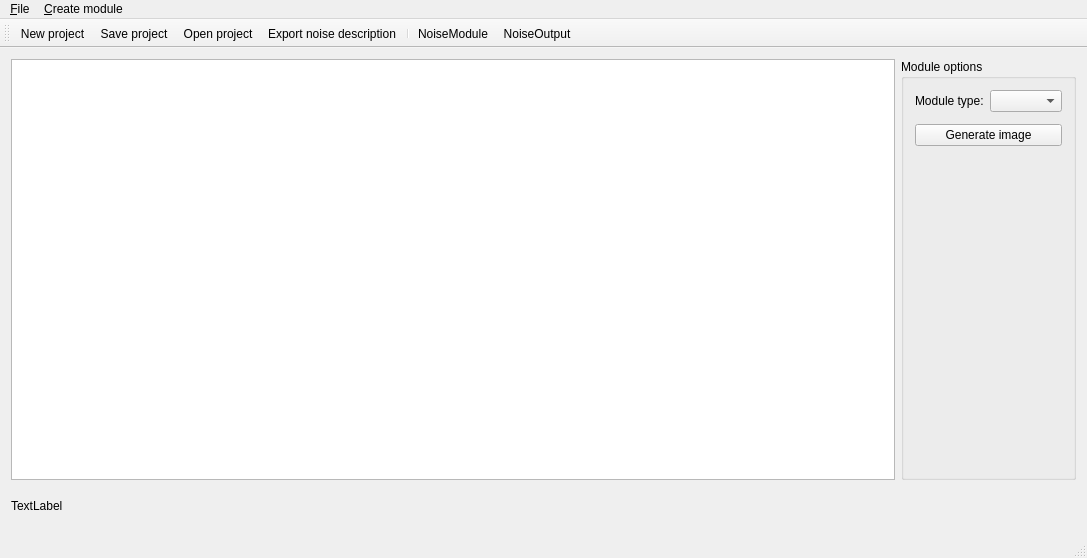
This is NoiseTextureGenerator/mainwindow.ui in Kvalme/noisetexturegenerator as Qt 5 draws it before an edit. The edited form follows.
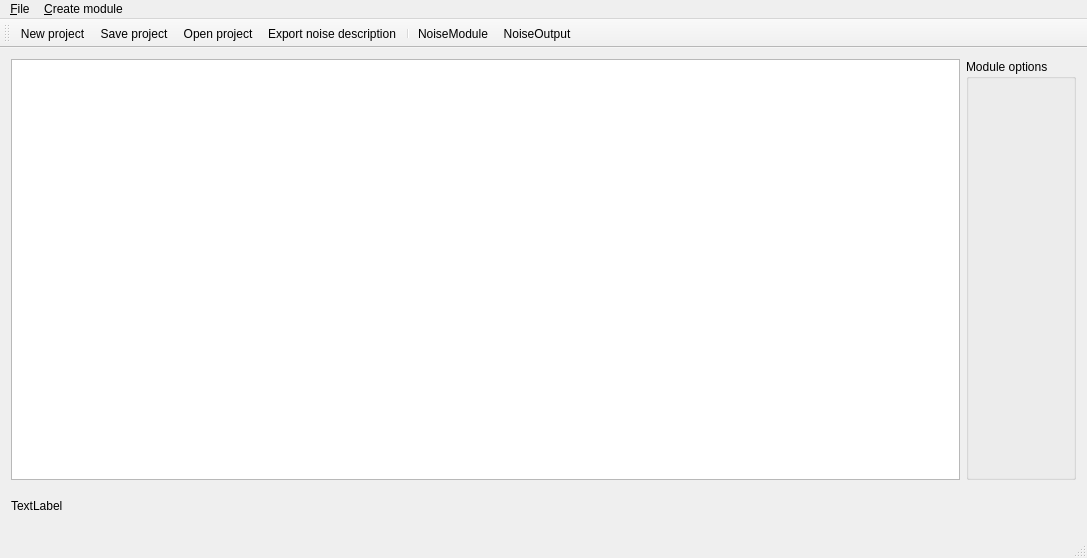
This is the edited form. Custom widgets are drawn as their Qt base class.

```diff
--- a/NoiseTextureGenerator/mainwindow.ui
+++ b/NoiseTextureGenerator/mainwindow.ui
@@ -39,20 +39,6 @@
          <string>Module options</string>
         </property>
         <layout class="QVBoxLayout" name="verticalLayout_3">
-         <item>
-          <layout class="QHBoxLayout" name="horizontalLayout_2">
-           <item>
-            <widget class="QLabel" name="label">
-             <property name="text">
-              <string>Module type:</string>
-             </property>
-            </widget>
-           </item>
-           <item>
-            <widget class="QComboBox" name="moduleType"/>
-           </item>
-          </layout>
-         </item>
          <item>
           <widget class="QFrame" name="moduleOptionsFrame">
            <property name="frameShape">
@@ -63,13 +49,6 @@
            </property>
           </widget>
          </item>
-         <item>
-          <widget class="QPushButton" name="generateImage">
-           <property name="text">
-            <string>Generate image</string>
-           </property>
-          </widget>
-         </item>
          <item>
           <spacer name="verticalSpacer_2">
            <property name="orientation">
```
Left out of the diff: 6 changed lines with no effect on the pictures.
